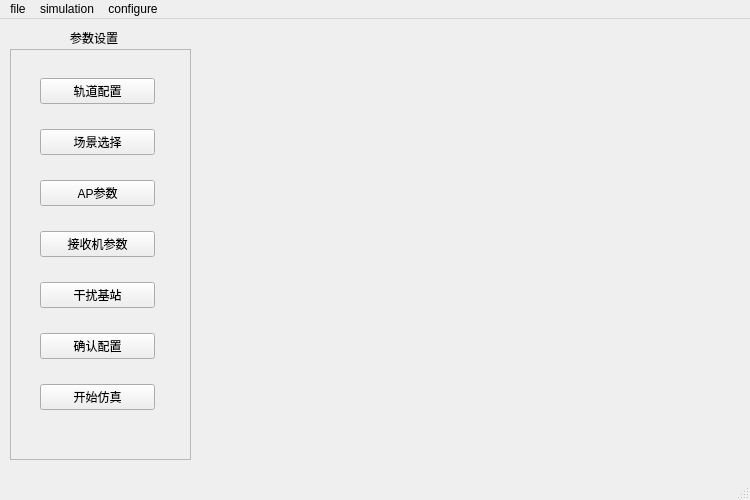
This is UI/ui_mainwindow.ui in junpfeng/CBTC_simulation as Qt 5 draws it before an edit. The edited form follows.
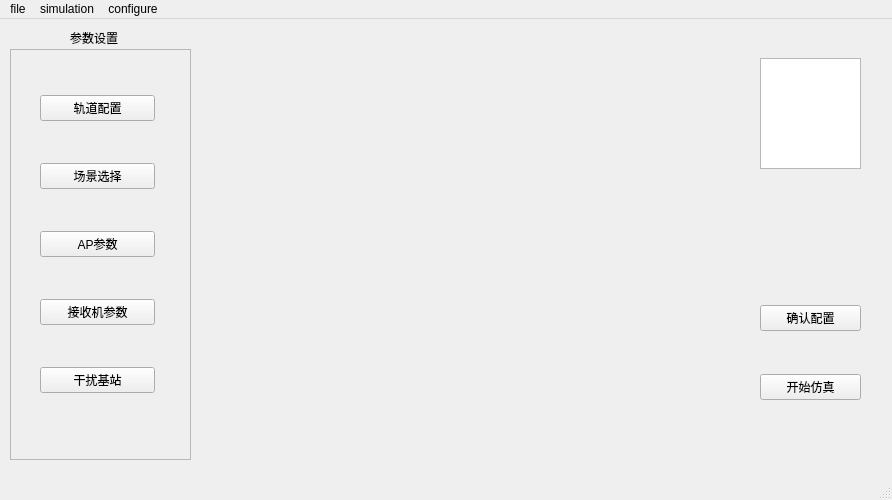
This is the edited form. Custom widgets are drawn as their Qt base class.

```diff
--- a/UI/ui_mainwindow.ui
+++ b/UI/ui_mainwindow.ui
@@ -6,7 +6,7 @@
    <rect>
     <x>0</x>
     <y>0</y>
-    <width>750</width>
+    <width>892</width>
     <height>500</height>
    </rect>
   </property>
@@ -74,20 +74,6 @@
         </property>
        </widget>
       </item>
-      <item>
-       <widget class="QPushButton" name="button_import">
-        <property name="text">
-         <string>确认配置</string>
-        </property>
-       </widget>
-      </item>
-      <item>
-       <widget class="QPushButton" name="button_run">
-        <property name="text">
-         <string>开始仿真</string>
-        </property>
-       </widget>
-      </item>
      </layout>
     </widget>
    </widget>
@@ -117,13 +103,64 @@
      <cstring>button_track</cstring>
     </property>
    </widget>
+   <widget class="QWidget" name="widget" native="true">
+    <property name="geometry">
+     <rect>
+      <x>750</x>
+      <y>30</y>
+      <width>120</width>
+      <height>411</height>
+     </rect>
+    </property>
+    <widget class="QWidget" name="verticalLayoutWidget">
+     <property name="geometry">
+      <rect>
+       <x>10</x>
+       <y>219</y>
+       <width>101</width>
+       <height>171</height>
+      </rect>
+     </property>
+     <layout class="QVBoxLayout" name="verticalLayout_2">
+      <item>
+       <widget class="QPushButton" name="button_import">
+        <property name="text">
+         <string>确认配置</string>
+        </property>
+       </widget>
+      </item>
+      <item>
+       <widget class="QPushButton" name="button_run">
+        <property name="text">
+         <string>开始仿真</string>
+        </property>
+       </widget>
+      </item>
+     </layout>
+    </widget>
+    <widget class="QWidget" name="verticalLayoutWidget_2">
+     <property name="geometry">
+      <rect>
+       <x>10</x>
+       <y>9</y>
+       <width>101</width>
+       <height>111</height>
+      </rect>
+     </property>
+     <layout class="QVBoxLayout" name="verticalLayout_3">
+      <item>
+       <widget class="QTextEdit" name="textEdit_disp"/>
+      </item>
+     </layout>
+    </widget>
+   </widget>
   </widget>
   <widget class="QMenuBar" name="menubar">
    <property name="geometry">
     <rect>
      <x>0</x>
      <y>0</y>
-     <width>750</width>
+     <width>892</width>
      <height>28</height>
     </rect>
    </property>
```
